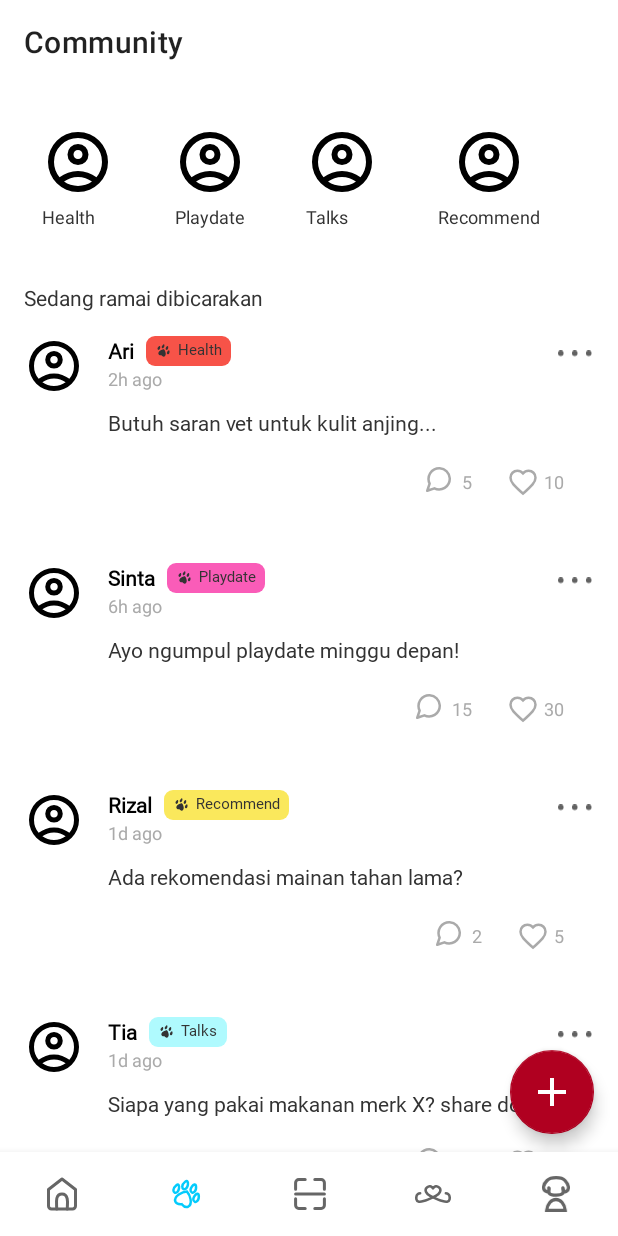
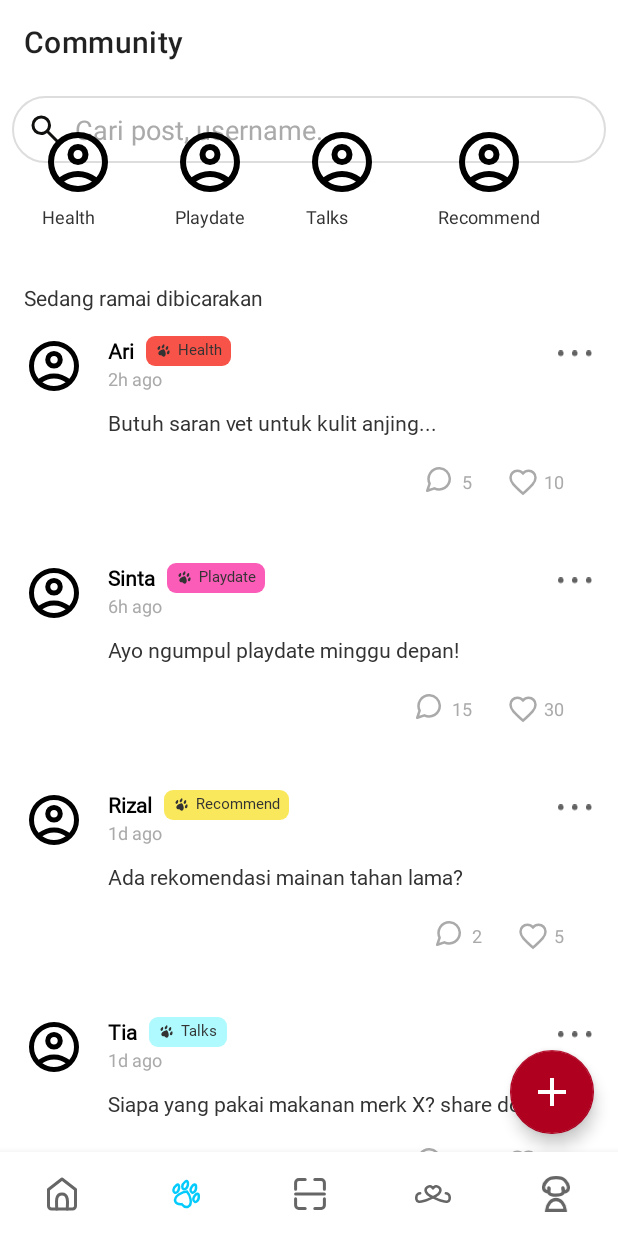
Before and after one commit to Aryabell/PawPals, an Android app: the HomeFragment screen opened directly, with no data from a screen before it, item 2 of the bottom bar chosen, on a phone screen of 412 x 824 dp. Run offline under Robolectric (Android 15) with nearby library versions, the phone set to English and light mode, and no system bars.

Commit message:
Done like & search di home

```diff
--- a/app/src/main/java/com/example/pawpals/CommunityAdapter.kt
+++ b/app/src/main/java/com/example/pawpals/CommunityAdapter.kt
@@ -30,7 +30,6 @@ fun getTimeAgo(timeMillis: Long): String {
         diff < TimeUnit.DAYS.toMillis(7) ->
             "${TimeUnit.MILLISECONDS.toDays(diff)}d ago"
         else -> {
-            // Jika lebih dari seminggu, kembali ke format tanggal pendek
             val formatter = SimpleDateFormat("MMM dd", Locale.getDefault())
             formatter.format(Date(timeMillis))
         }
@@ -47,16 +46,12 @@ fun getTagColor(context: Context, tag: String): Int {
         "Recommend" -> ContextCompat.getColor(context, R.color.color_tag_recommend)
         "Events" -> ContextCompat.getColor(context, R.color.color_tag_events)
         "Talks" -> ContextCompat.getColor(context, R.color.color_tag_talks)
-        else -> ContextCompat.getColor(context, android.R.color.darker_gray) // Default jika tag tidak dikenal
+        else -> ContextCompat.getColor(context, android.R.color.darker_gray)
     }
 }
 
-// Fungsi untuk mengecek apakah warna itu terang atau gelap
 fun isColorDark(color: Int): Boolean {
-    // Menghitung luminance (kecerahan) warna menggunakan rumus standar
     val darkness = 1 - (0.299 * Color.red(color) + 0.587 * Color.green(color) + 0.114 * Color.blue(color)) / 255
-
-    // Ambang batas (0.5 adalah nilai umum, kamu bisa sesuaikan)
     return darkness >= 0.5
 }
 
@@ -66,23 +61,17 @@ class CommunityAdapter(
 ) : RecyclerView.Adapter<CommunityAdapter.PostVH>() {
 
     inner class PostVH(itemView: View) : RecyclerView.ViewHolder(itemView) {
-        // 1. HEADER / PROFIL
-        val imgProfile: ImageView = itemView.findViewById(R.id.imgProfile) // ID lama, pastikan ini ID avatar
+        val imgProfile: ImageView = itemView.findViewById(R.id.imgProfile)
         val tvAuthor: TextView = itemView.findViewById(R.id.tvAuthor)
         val tvTime: TextView = itemView.findViewById(R.id.tvTime)
-
-        // TAMBAHAN BARU
-        val tvRoleTag: TextView = itemView.findViewById(R.id.tv_community_tag) // TextView untuk Community/Role Tag (misal: Lost Dogs)
-
-        // 2. KONTEN
+        val tvRoleTag: TextView = itemView.findViewById(R.id.tv_community_tag)
         val tvContent: TextView = itemView.findViewById(R.id.tvContent)
-        val cvImageContainer: View = itemView.findViewById(R.id.cv_post_image_container) // CardView/View pembungkus gambar
-        val imgPostImage: ImageView = itemView.findViewById(R.id.imgPostImage) // ImageView Postingan
-
-        // 3. ACTION
+        val cvImageContainer: View = itemView.findViewById(R.id.cv_post_image_container)
+        val imgPostImage: ImageView = itemView.findViewById(R.id.imgPostImage)
         val tvCommentCount: TextView = itemView.findViewById(R.id.tv_comment_count)
         val tvLikeCount: TextView = itemView.findViewById(R.id.tv_like_count)
-        // val imgLikeButton: ImageView = itemView.findViewById(R.id.imgLikeButton) // Jika kamu punya button untuk like
+        val ivLikeIcon: ImageView = itemView.findViewById(R.id.iv_like_icon)
+        val likeContainer: View = itemView.findViewById(R.id.ll_like_action)
     }
 
     override fun onCreateViewHolder(parent: ViewGroup, viewType: Int): PostVH {
@@ -94,10 +83,8 @@ class CommunityAdapter(
         val post = items[position]
         val context = holder.itemView.context
 
-        // 1. Dapatkan warna berdasarkan kategori/tag
+        // ======== TAG COLOR ========
         val colorInt = getTagColor(context, post.category)
-
-        // 2. Terapkan warna background (kode kamu sebelumnya)
         val backgroundDrawable = holder.tvRoleTag.background
         if (backgroundDrawable != null) {
             val wrappedDrawable = DrawableCompat.wrap(backgroundDrawable).mutate()
@@ -107,101 +94,72 @@ class CommunityAdapter(
             holder.tvRoleTag.setBackgroundColor(colorInt)
         }
 
-        // 3. LOGIKA WARNA FONT BARU
         if (isColorDark(colorInt)) {
-            // Jika background gelap, gunakan teks putih
             holder.tvRoleTag.setTextColor(ContextCompat.getColor(context, R.color.white))
         } else {
-            // Jika background terang, gunakan teks gelap
             holder.tvRoleTag.setTextColor(ContextCompat.getColor(context, R.color.text_dark))
         }
 
-        // BIND TAG/ROLE
-        holder.tvRoleTag.text = post.category
-
-// 3. Ubah warna background
-        if (backgroundDrawable != null) {
-            // Memastikan drawable bisa diwarnai (tinted)
-            val wrappedDrawable = DrawableCompat.wrap(backgroundDrawable).mutate()
-            DrawableCompat.setTint(wrappedDrawable, colorInt)
-            holder.tvRoleTag.background = wrappedDrawable
-        } else {
-            // Fallback jika tidak ada drawable
-            holder.tvRoleTag.setBackgroundColor(colorInt)
-        }
-
-        // 4. LOGIKA WARNA IKON PAW
-// Ikon Paw ada di index 0 (drawableStart)
+        // Tint ikon paw
         val drawableLeft = holder.tvRoleTag.compoundDrawablesRelative[0]
-
         if (drawableLeft != null) {
-            // Ikon perlu di-mutate agar tinting tidak memengaruhi instance drawable lainnya
             val wrappedDrawable = DrawableCompat.wrap(drawableLeft).mutate()
-
-            val iconTint = if (isColorDark(colorInt)) {
-                R.color.white
-            } else {
-                R.color.text_dark // atau warna gelap lainnya
-            }
-
-            // Gunakan wrappedDrawable yang sudah di-mutate untuk set tint
+            val iconTint = if (isColorDark(colorInt)) R.color.white else R.color.text_dark
             DrawableCompat.setTint(wrappedDrawable, ContextCompat.getColor(context, iconTint))
-
-            // Set drawable yang sudah di-tinting kembali ke TextView
             holder.tvRoleTag.setCompoundDrawablesRelativeWithIntrinsicBounds(
-                wrappedDrawable, // drawableStart
-                holder.tvRoleTag.compoundDrawablesRelative[1], // drawableTop
-                holder.tvRoleTag.compoundDrawablesRelative[2], // drawableEnd
-                holder.tvRoleTag.compoundDrawablesRelative[3]  // drawableBottom
+                wrappedDrawable,
+                null, null, null
             )
         }
 
-
-        // 1. BIND DATA PROFILE & HEADER
-        // [Avatar Tidak Muncul] Menggunakan userAvatar dari Post
+        // ======== BIND DATA ========
         holder.imgProfile.setImageResource(post.userAvatar)
-
         holder.tvAuthor.text = post.author
         holder.tvTime.text = post.timestamp
-
-        // BIND TAG/ROLE
         holder.tvRoleTag.text = post.category
-
-        // 2. BIND KONTEN UTAMA
-        // [OggyGooey] Konten berbeda akan muncul karena kita bind tvContent
         holder.tvContent.text = post.content
 
-        // 3. BIND GAMBAR POSTINGAN
         if (post.imageUri != null) {
             holder.cvImageContainer.visibility = View.VISIBLE
-
-            // Karena kita menggunakan String Path Resource di dummy (ic_placeholder, image_1, dll.)
             val resourceName = post.imageUri.substringAfterLast("/")
             val resourceId = context.resources.getIdentifier(resourceName, "drawable", context.packageName)
-
             if (resourceId != 0) {
                 holder.imgPostImage.setImageResource(resourceId)
             } else {
-                // Sembunyikan jika resource path tidak valid
                 holder.cvImageContainer.visibility = View.GONE
             }
         } else {
-            // Sembunyikan CardView gambar jika imageUri null (kasus OggyGooey)
             holder.cvImageContainer.visibility = View.GONE
         }
 
-        // 4. BIND ACTION COUNT
         holder.tvCommentCount.text = post.commentCount.toString()
         holder.tvLikeCount.text = post.likeCount.toString()
 
+        // ======== LIKE SYSTEM ========
+        holder.ivLikeIcon.setImageResource(
+            if (post.isLiked) R.drawable.ic_favoritered else R.drawable.ic_favorite
+        )
 
-        // Set Listener
+        holder.likeContainer.setOnClickListener {
+            post.isLiked = !post.isLiked
+
+            if (post.isLiked) {
+                post.likeCount += 1
+                holder.ivLikeIcon.setImageResource(R.drawable.ic_favoritered)
+            } else {
+                post.likeCount -= 1
+                holder.ivLikeIcon.setImageResource(R.drawable.ic_favorite)
+            }
+
+            holder.tvLikeCount.text = post.likeCount.toString()
+        }
+
+        // ======== ITEM CLICK ========
         holder.itemView.setOnClickListener { onItemClick(post) }
     }
 
     override fun getItemCount(): Int = items.size
 
-    // helper untuk update data
     fun updateData(newList: MutableList<Post>) {
         items.clear()
         items.addAll(newList)
--- a/app/src/main/java/com/example/pawpals/HomeFragment.kt
+++ b/app/src/main/java/com/example/pawpals/HomeFragment.kt
@@ -1,14 +1,11 @@
 package com.example.pawpals
 
-import android.content.Intent
 import android.os.Bundle
-import android.view.LayoutInflater
-import android.view.View
-import android.view.ViewGroup
-import android.widget.Button
+import android.view.*
+import androidx.appcompat.app.AppCompatActivity
+import androidx.appcompat.widget.SearchView
+import androidx.core.widget.NestedScrollView
 import androidx.fragment.app.Fragment
-import androidx.appcompat.app.AppCompatActivity
-import androidx.core.widget.NestedScrollView
 import androidx.recyclerview.widget.LinearLayoutManager
 import androidx.recyclerview.widget.RecyclerView
 
@@ -17,6 +14,17 @@ class HomeFragment : Fragment(R.layout.fragment_home) {
     private val SCROLLED_ELEVATION_DP = 4f
     private val SCROLLED_ELEVATION_PX by lazy {
         resources.displayMetrics.density * SCROLLED_ELEVATION_DP
+    }
+
+    // ✨ Tambahan: variabel global biar bisa akses di fungsi lain
+    private lateinit var rvPosts: RecyclerView
+    private lateinit var postAdapter: CommunityAdapter
+    private lateinit var allPosts: MutableList<Post>
+
+    override fun onCreate(savedInstanceState: Bundle?) {
+        super.onCreate(savedInstanceState)
+        // Tambahin biar fragment ini bisa punya menu (toolbar)
+        setHasOptionsMenu(true)
     }
 
     override fun onViewCreated(view: View, savedInstanceState: Bundle?) {
@@ -30,6 +38,9 @@ class HomeFragment : Fragment(R.layout.fragment_home) {
         // Buat data dummy
         val dummyPosts = getDummyPosts()
 
+        // ✨ Simpan ke variabel global biar bisa difilter nanti
+        allPosts = dummyPosts.toMutableList()
+
         // etup Adapter
         // Asumsi CommunityAdapter menerima List<Post> dan OnClickListener
         val postAdapter = CommunityAdapter(
@@ -38,6 +49,10 @@ class HomeFragment : Fragment(R.layout.fragment_home) {
                 // TODO: Logika saat post diklik (misalnya, buka ReplyActivity)
             }
         )
+
+        // ✨ Simpan juga adapter-nya ke variabel global
+        this.rvPosts = rvPosts
+        this.postAdapter = postAdapter
 
         // 3. LOGIKA SCROLLING DAN ELEVASI BARU
         nestedScrollView.setOnScrollChangeListener(
@@ -74,6 +89,45 @@ class HomeFragment : Fragment(R.layout.fragment_home) {
         // btnLogout.setOnClickListener { (activity as? MainActivity)?.logout() }
     }
 
+    // ✨ Tambahan baru: bikin menu search di toolbar
+    override fun onCreateOptionsMenu(menu: Menu, inflater: MenuInflater) {
+        super.onCreateOptionsMenu(menu, inflater)
+        inflater.inflate(R.menu.toolbar_menu, menu)
+
+        val searchItem = menu.findItem(R.id.action_search)
+        val searchView = searchItem.actionView as SearchView
+
+        searchView.queryHint = "Cari post, username, atau role..."
+
+        searchView.setOnQueryTextListener(object : SearchView.OnQueryTextListener {
+            override fun onQueryTextSubmit(query: String?): Boolean {
+                filterPosts(query)
+                return true
+            }
+
+            override fun onQueryTextChange(newText: String?): Boolean {
+                filterPosts(newText)
+                return true
+            }
+        })
+    }
+
+    // ✨ Fungsi tambahan buat filter postingan
+    private fun filterPosts(query: String?) {
+        val filteredList = if (query.isNullOrBlank()) {
+            allPosts
+        } else {
+            allPosts.filter {
+                it.content.contains(query, ignoreCase = true) ||
+                        it.author.contains(query, ignoreCase = true) ||
+                        it.category.contains(query, ignoreCase = true)
+            }.toMutableList()
+        }
+
+        rvPosts.adapter = CommunityAdapter(filteredList) { post ->
+            // TODO: Aksi kalau post diklik
+        }
+    }
 
     override fun onResume() {
         super.onResume()
@@ -112,5 +166,4 @@ class HomeFragment : Fragment(R.layout.fragment_home) {
             )
         )
     }
-
 }
--- a/app/src/main/java/com/example/pawpals/Post.kt
+++ b/app/src/main/java/com/example/pawpals/Post.kt
@@ -3,17 +3,15 @@ package com.example.pawpals
 import java.io.Serializable
 
 data class Post(
-    // Properti inti dari struktur lama yang dimodifikasi
-    val id: String, // Dari String
-    val content: String, // Sama dengan contentText
-    val author: String, // Sama dengan username
-    val timestamp: String, // Sama dengan timeAgo
-    val category: String, // Sama dengan communityTag
-    val imageUri: String? = null, // Sama dengan imageUri (biar compatible dengan real data)
-
-    // Properti Tambahan untuk UI (dari dummy data sebelumnya)
-    val userRole: String, // Role: "Pengurus", "Anggota", dll.
-    val commentCount: Int,
-    val likeCount: Int,
-    val userAvatar: Int // Resource ID dari drawable avatar (Int) - untuk tampilan sementara
+    val id: String,              // ID post
+    val content: String,         // Konten post
+    val author: String,          // Nama pengguna
+    val timestamp: String,       // Waktu
+    val category: String,        // Tag komunitas
+    val imageUri: String? = null, // Bisa null
+    val userRole: String,        // Role pengguna
+    val commentCount: Int,       // Jumlah komentar
+    var likeCount: Int,          // Jumlah like
+    val userAvatar: Int,         // Avatar drawable
+    var isLiked: Boolean = false // like post
 ) : Serializable
--- /dev/null
+++ b/app/src/main/res/drawable/bg_search_rounded.xml
@@ -0,0 +1,15 @@
+<?xml version="1.0" encoding="utf-8"?>
+<shape xmlns:android="http://schemas.android.com/apk/res/android"
+    android:shape="rectangle">
+
+    <!-- Warna background -->
+    <solid android:color="@android:color/white" />
+
+    <!-- Sudut melengkung -->
+    <corners android:radius="24dp" />
+
+    <!-- Sedikit bayangan / garis tepi -->
+    <stroke
+        android:width="1dp"
+        android:color="#DDDDDD" />
+</shape>
--- /dev/null
+++ b/app/src/main/res/drawable/ic_favoritered.xml
@@ -0,0 +1,5 @@
+<vector xmlns:android="http://schemas.android.com/apk/res/android" android:height="24dp" android:tint="#E80000" android:viewportHeight="24" android:viewportWidth="24" android:width="24dp">
+
+    <path android:fillColor="@android:color/white" android:pathData="M12,21.35l-1.45,-1.32C5.4,15.36 2,12.28 2,8.5 2,5.42 4.42,3 7.5,3c1.74,0 3.41,0.81 4.5,2.09C13.09,3.81 14.76,3 16.5,3 19.58,3 22,5.42 22,8.5c0,3.78 -3.4,6.86 -8.55,11.54L12,21.35z"/>
+
+</vector>
--- /dev/null
+++ b/app/src/main/res/drawable/ic_search.xml
@@ -0,0 +1,5 @@
+<vector xmlns:android="http://schemas.android.com/apk/res/android" android:height="24dp" android:tint="#10100F" android:viewportHeight="960" android:viewportWidth="960" android:width="24dp">
+
+    <path android:fillColor="@android:color/white" android:pathData="M784,840L532,588Q502,612 463,626Q424,640 380,640Q271,640 195.5,564.5Q120,489 120,380Q120,271 195.5,195.5Q271,120 380,120Q489,120 564.5,195.5Q640,271 640,380Q640,424 626,463Q612,502 588,532L840,784L784,840ZM380,560Q455,560 507.5,507.5Q560,455 560,380Q560,305 507.5,252.5Q455,200 380,200Q305,200 252.5,252.5Q200,305 200,380Q200,455 252.5,507.5Q305,560 380,560Z"/>
+
+</vector>
--- a/app/src/main/res/layout/activity_main.xml
+++ b/app/src/main/res/layout/activity_main.xml
@@ -6,15 +6,39 @@
     android:layout_height="match_parent"
     tools:context=".MainActivity">
 
+    <!-- Toolbar -->
     <androidx.appcompat.widget.Toolbar
         android:id="@+id/toolbar"
         android:layout_width="match_parent"
         android:layout_height="?attr/actionBarSize"
         android:background="@android:color/white"
-        android:elevation="0dp"
         app:elevation="0dp"
         android:layout_alignParentTop="true"
         app:popupTheme="@style/ThemeOverlay.AppCompat.Light" />
+
+    <!-- Search bar di bawah toolbar -->
+    <EditText
+        android:id="@+id/et_search"
+        android:layout_width="match_parent"
+        android:layout_height="wrap_content"
+        android:layout_below="@id/toolbar"
+        android:layout_margin="8dp"
+        android:hint="Cari post, username..."
+        android:drawableStart="@drawable/ic_search"
+        android:drawablePadding="8dp"
+        android:background="@drawable/bg_search_rounded"
+        android:padding="10dp"
+        android:textColor="@android:color/black"
+        android:textColorHint="@android:color/darker_gray" />
+
+    <!-- RecyclerView hasil pencarian -->
+    <androidx.recyclerview.widget.RecyclerView
+        android:id="@+id/rv_search_results"
+        android:layout_width="match_parent"
+        android:layout_height="match_parent"
+        android:layout_below="@id/et_search"
+        android:layout_above="@id/bottom_navigation"
+        android:layout_marginTop="8dp" />
 
     <com.google.android.material.bottomnavigation.BottomNavigationView
         android:id="@+id/bottom_navigation"
--- a/app/src/main/res/layout/item_post.xml
+++ b/app/src/main/res/layout/item_post.xml
@@ -145,10 +145,13 @@
                 android:gravity="center_vertical"
                 android:orientation="horizontal"
                 android:padding="4dp">
+
                 <ImageView
+                    android:id="@+id/iv_like_icon"
                     android:layout_width="20dp"
                     android:layout_height="20dp"
                     android:src="@drawable/ic_favorite" />
+
                 <TextView
                     android:id="@+id/tv_like_count"
                     android:layout_width="wrap_content"
@@ -156,7 +159,7 @@
                     android:layout_marginStart="4dp"
                     android:text="45"
                     android:textSize="12sp"
-                    android:textColor="@android:color/darker_gray"/>
+                    android:textColor="@android:color/darker_gray" />
             </LinearLayout>
         </LinearLayout>
 
--- /dev/null
+++ b/app/src/main/res/menu/toolbar_menu.xml
@@ -0,0 +1,11 @@
+<?xml version="1.0" encoding="utf-8"?>
+<menu xmlns:android="http://schemas.android.com/apk/res/android"
+    xmlns:app="http://schemas.android.com/apk/res-auto">
+
+    <item
+        android:id="@+id/action_search"
+        android:icon="@drawable/ic_search"
+        android:title="Search"
+        app:showAsAction="ifRoom|collapseActionView"
+        app:actionViewClass="androidx.appcompat.widget.SearchView" />
+</menu>
```
